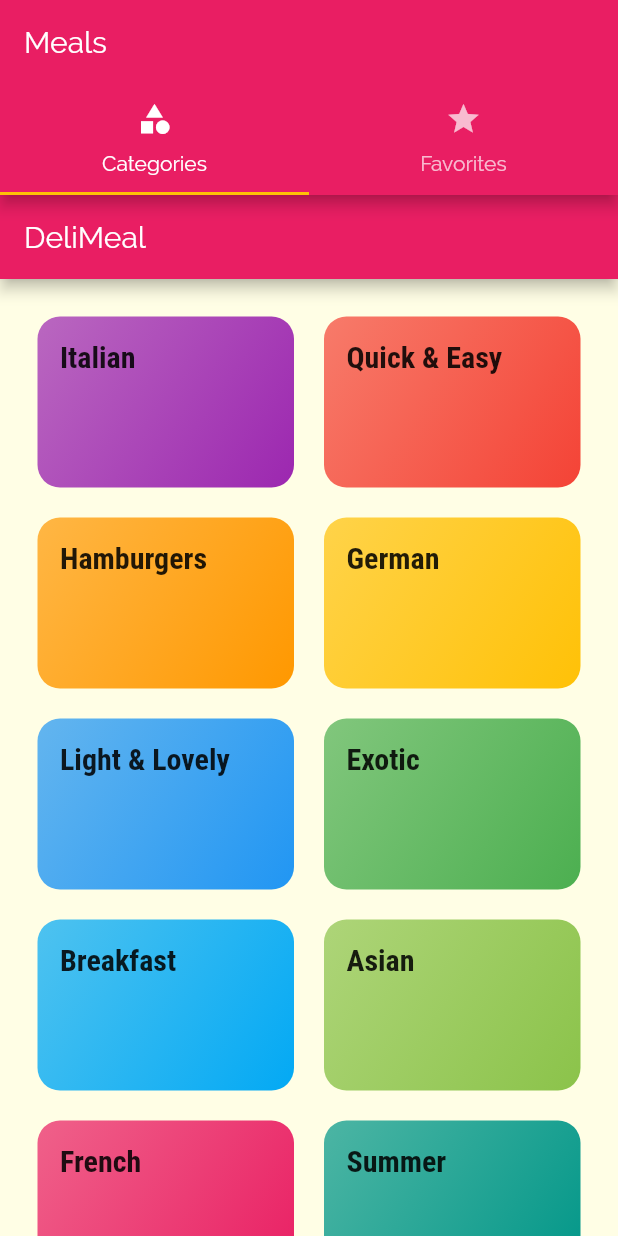
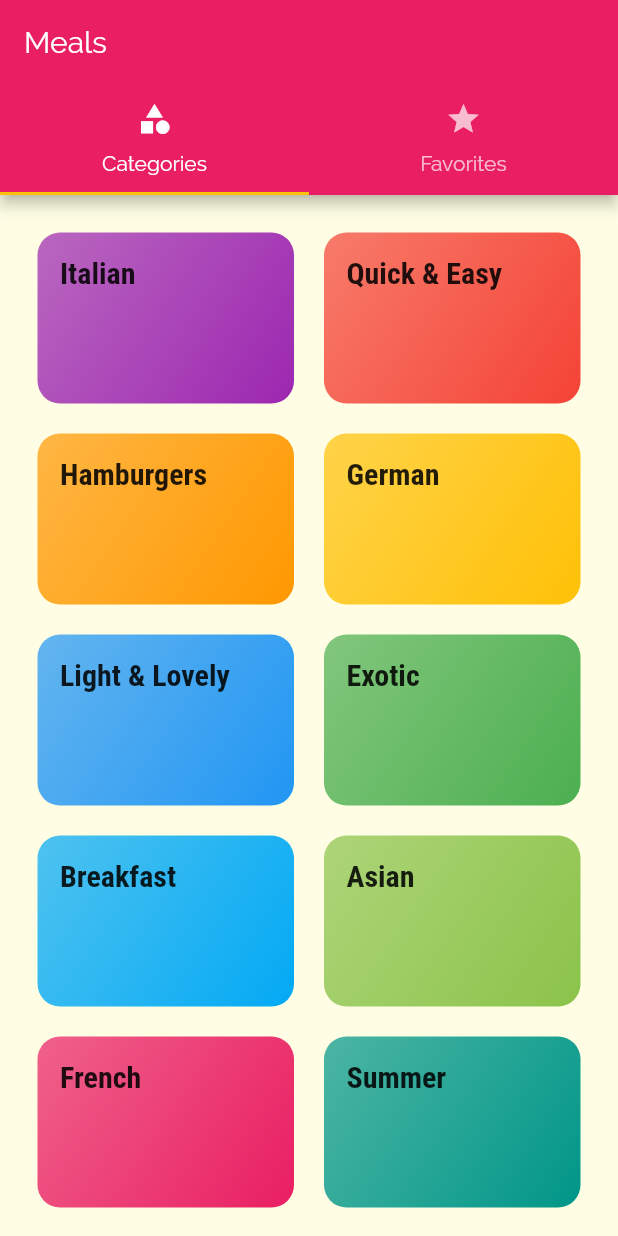
Before and after one commit to Fatimamostafa/Flutter, a Flutter app: the screen it shows after launch, on a phone screen of 412 x 824 dp. Run offline on Flutter 3.47's test engine with Material 2 defaults, Android fonts, the phone set to English and light mode, and no system bars.

Commit message:
categories scaffold removed

```diff
--- a/lib/ui/categories_screen.dart
+++ b/lib/ui/categories_screen.dart
@@ -5,11 +5,7 @@ import 'package:flutter_basics/widgets/category_item.dart';
 class CategoriesScreen extends StatelessWidget {
   @override
   Widget build(BuildContext context) {
-    return Scaffold(
-      appBar: AppBar(
-        title: const Text('DeliMeal'),
-      ),
-      body: GridView(
+    return GridView(
         padding: EdgeInsets.all(25),
         children: <Widget>[
           ...DUMMY_CATEGORIES
@@ -21,7 +17,6 @@ class CategoriesScreen extends StatelessWidget {
             childAspectRatio: 3 / 2, //For 200 width 300 height
             mainAxisSpacing: 20,
             crossAxisSpacing: 20),
-      ),
-    );
+      );
   }
 }
--- a/lib/ui/tabs_screen.dart
+++ b/lib/ui/tabs_screen.dart
@@ -11,32 +11,26 @@ class _TabsScreenState extends State<TabsScreen> {
   @override
   Widget build(BuildContext context) {
     return DefaultTabController(
-        length: 2,
+      length: 2,
+      //initialIndex: 0,
       child: Scaffold(
         appBar: AppBar(
           title: Text('Meals'),
           bottom: TabBar(
             tabs: <Widget>[
               Tab(
-                icon: Icon(
-                  Icons.category
-                ),
+                icon: Icon(Icons.category),
                 text: 'Categories',
               ),
               Tab(
-                icon: Icon(
-                    Icons.star
-                ),
+                icon: Icon(Icons.star),
                 text: 'Favorites',
               )
             ],
           ),
         ),
         body: TabBarView(
-         children: <Widget>[
-           CategoriesScreen(),
-           FavoritesScreen()
-         ],
+          children: <Widget>[CategoriesScreen(), FavoritesScreen()],
         ),
       ),
     );
```
